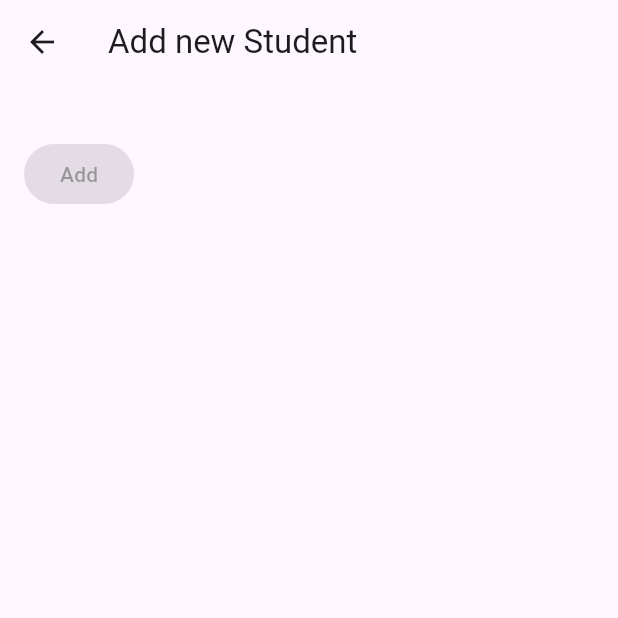
After one commit to Maryiamreda/Demo, a Flutter app: the screen it shows after launch, after a tap on "+ Add New Student", on a phone screen of 412 x 824 dp, the top half of it. The commit adds this screen. Run offline on Flutter 3.47's test engine with Material 3 defaults, Android fonts, the phone set to English and light mode, and no system bars; network calls fail; statements that could not run were skipped.

Commit message:
frontend updates

```diff
--- /dev/null
+++ b/frontend/lib/add_student.dart
@@ -0,0 +1,40 @@
+import 'package:flutter/material.dart';
+import 'package:http/http.dart' as http;
+import 'dart:convert';
+
+class addStudent extends StatefulWidget {
+  const addStudent({super.key});
+
+  @override
+  State<addStudent> createState() => _addStudentState();
+}
+
+class _addStudentState extends State<addStudent> {
+  @override
+  Widget build(BuildContext context) {
+    return Scaffold(
+        appBar: AppBar(
+          title: Text('Add new Student'),
+        ),
+        body: const Padding(
+            padding: EdgeInsets.all(16),
+            child: Column(
+              children: [
+                Form(
+                    child: Column(
+                  crossAxisAlignment: CrossAxisAlignment.end,
+                  children: [
+                    const SizedBox(
+                      height: 20,
+                    ),
+                    FilledButton(
+                        onPressed: () {},
+                        style: FilledButton.styleFrom(
+                            backgroundColor: Colors.purple[200]),
+                        child: const Text('Add'))
+                  ],
+                ))
+              ],
+            )));
+  }
+}
--- a/frontend/lib/table.dart
+++ b/frontend/lib/table.dart
@@ -1,4 +1,5 @@
 import 'package:flutter/material.dart';
+import 'package:frontend/add_student.dart';
 import 'package:http/http.dart' as http;
 import 'dart:convert';
 
@@ -102,9 +103,18 @@ class _dataTableState extends State<dataTable> {
                   onsortColum(columnIndex, ascending);
                 },
               ),
+              DataColumn(label: Text(' ')),
             ],
             source: data,
           ),
+          FilledButton(
+              onPressed: () {
+                Navigator.push(
+                  context,
+                  MaterialPageRoute(builder: (context) => addStudent()),
+                );
+              },
+              child: const Text(' + Add New Student'))
         ],
       ),
     );
@@ -126,6 +136,12 @@ class Data extends DataTableSource {
     return DataRow(cells: [
       DataCell(Text(_student[index].FirstName)),
       DataCell(Text(_student[index].LastName)),
+      DataCell(
+        TextButton(
+          onPressed: () {},
+          child: Icon(Icons.edit),
+        ),
+      )
     ]);
   }
 
```
